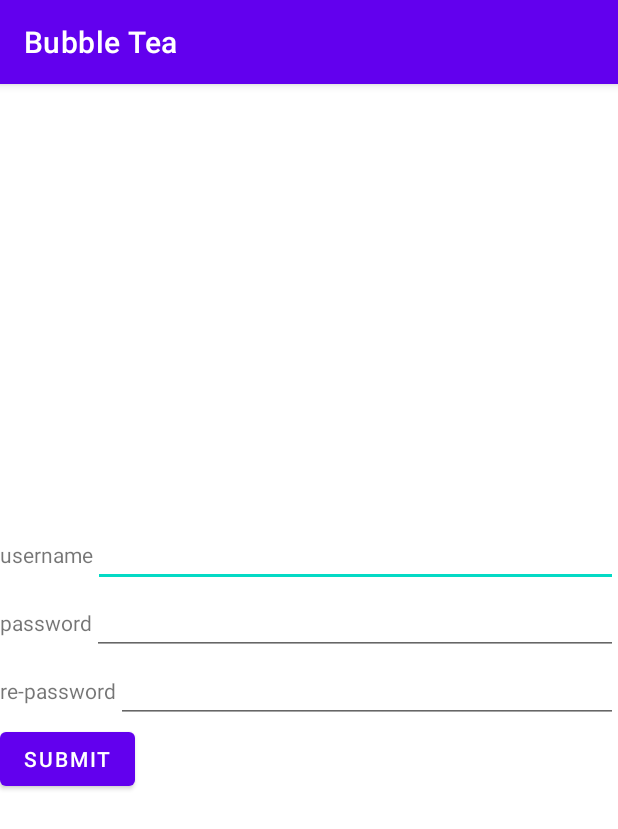
After one commit to android-app-development-course/2021autumn-B3-bubble_tea, an Android app: the RegisterActivity screen opened directly, with no data from a screen before it, on a phone screen of 412 x 824 dp. The commit adds this screen. Shown: the top 829 px of the screen. Run offline under Robolectric (Android 15) with nearby library versions, the phone set to English and light mode, and no system bars.

Commit message:
[Add] RegisterActivity

```diff
--- a/app/src/main/AndroidManifest.xml
+++ b/app/src/main/AndroidManifest.xml
@@ -10,6 +10,9 @@
         android:supportsRtl="true"
         android:theme="@style/Theme.BubbleTea">
         <activity
+            android:name=".user.RegisterActivity"
+            android:exported="true" />
+        <activity
             android:name=".user.LoginActivity"
             android:exported="true" />
         <activity
@@ -21,7 +24,6 @@
                 <category android:name="android.intent.category.LAUNCHER" />
             </intent-filter>
         </activity>
-
     </application>
 
 </manifest>
--- a/app/src/main/java/com/my/bubbletea/MainActivity.java
+++ b/app/src/main/java/com/my/bubbletea/MainActivity.java
@@ -61,7 +61,7 @@ public class MainActivity extends AppCompatActivity {
         changeCurrentFragment(momentFragment);
 
 
-//        startActivity(new Intent(this, LoginActivity.class));
+        startActivity(new Intent(this, LoginActivity.class));
     }
 
 
--- /dev/null
+++ b/app/src/main/res/layout/activity_register.xml
@@ -0,0 +1,84 @@
+<?xml version="1.0" encoding="utf-8"?>
+<androidx.constraintlayout.widget.ConstraintLayout xmlns:android="http://schemas.android.com/apk/res/android"
+    xmlns:app="http://schemas.android.com/apk/res-auto"
+    xmlns:tools="http://schemas.android.com/tools"
+    android:layout_width="match_parent"
+    android:layout_height="match_parent"
+    tools:context=".user.RegisterActivity">
+
+    <LinearLayout
+        android:layout_width="match_parent"
+        android:layout_height="wrap_content"
+        android:orientation="vertical"
+        app:layout_constraintBottom_toBottomOf="parent"
+        app:layout_constraintEnd_toEndOf="parent"
+        app:layout_constraintStart_toStartOf="parent"
+        app:layout_constraintTop_toTopOf="parent">
+
+        <LinearLayout
+            android:layout_width="match_parent"
+            android:layout_height="wrap_content"
+            android:orientation="horizontal">
+
+            <TextView
+                android:layout_width="wrap_content"
+                android:layout_height="wrap_content"
+                android:text="username" />
+
+            <EditText
+                android:layout_width="match_parent"
+                android:layout_height="wrap_content"
+                android:text="" />
+        </LinearLayout>
+
+        <LinearLayout
+            android:layout_width="match_parent"
+            android:layout_height="wrap_content"
+            android:orientation="horizontal">
+
+            <TextView
+                android:layout_width="wrap_content"
+                android:layout_height="wrap_content"
+                android:text="password" />
+
+            <EditText
+                android:layout_width="match_parent"
+                android:layout_height="wrap_content"
+                android:text="" />
+        </LinearLayout>
+
+        <LinearLayout
+            android:layout_width="match_parent"
+            android:layout_height="wrap_content"
+            android:orientation="horizontal">
+
+            <TextView
+                android:layout_width="wrap_content"
+                android:layout_height="wrap_content"
+                android:text="re-password" />
+
+            <EditText
+                android:layout_width="match_parent"
+                android:layout_height="wrap_content"
+                android:text="" />
+        </LinearLayout>
+
+        <com.google.android.material.button.MaterialButton
+            android:id="@+id/register_button"
+            android:layout_width="wrap_content"
+            android:layout_height="wrap_content"
+            android:text="submit"
+            />
+
+        <com.google.android.material.progressindicator.LinearProgressIndicator
+            android:id="@+id/register_progress_bar"
+            android:layout_width="match_parent"
+            android:layout_height="wrap_content"
+            android:indeterminate="true"
+            android:max="100"
+            android:visibility="invisible" />
+
+
+    </LinearLayout>
+
+</androidx.constraintlayout.widget.ConstraintLayout>
--- a/app/src/main/res/values/strings.xml
+++ b/app/src/main/res/values/strings.xml
@@ -21,5 +21,7 @@
     <string name="profile_register">"Register"</string>
     <string name="multiAuto_hint">"秋天第一杯奶茶"</string>
     <string name="login_button">Login</string>
+    <string name="login_tosignup">"Don't have an account?"</string>
+
 
 </resources>
```
Also changed, not shown: app/src/main/java/com/my/bubbletea/fragments/ProfileFragment.java (+4 -4 lines), app/src/main/java/com/my/bubbletea/user/LoginActivity.java (+12 -1 lines), app/src/main/java/com/my/bubbletea/user/RegisterActivity.java (added, +89 -0 lines), app/src/main/res/layout/activity_login.xml (+12 -11 lines).
